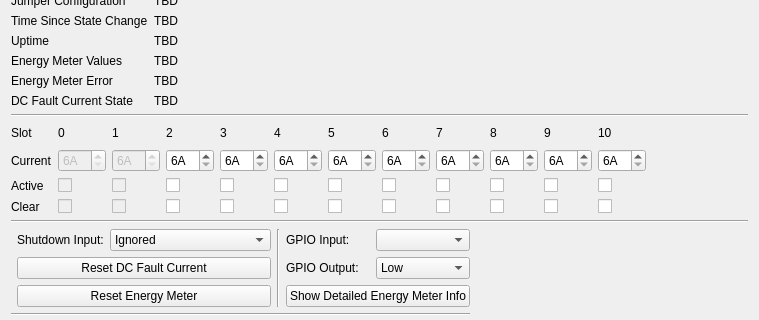
First picture: the form in src/brickv/plugin_system/plugins/evse_v2/ui/evse_v2.ui, repository Tinkerforge/brickv, before the edit; both pictures show x 0 to 759 and y 243 to 563 of the 759 by 742 pixel window.
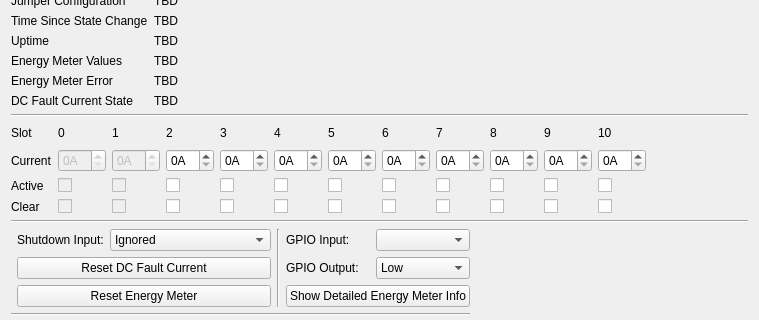
Second picture: the form after the edit. Custom widgets are drawn as their Qt base class.

Commit message: Use custom QSpinBox that supports a custom range of 0A + 6A to 32A

```diff
--- a/src/brickv/plugin_system/plugins/evse_v2/ui/evse_v2.ui
+++ b/src/brickv/plugin_system/plugins/evse_v2/ui/evse_v2.ui
@@ -291,11 +291,14 @@
         <string>A</string>
        </property>
        <property name="minimum">
-        <number>6</number>
+        <number>0</number>
        </property>
        <property name="maximum">
         <number>32</number>
        </property>
+       <property name="value">
+        <number>0</number>
+       </property>
       </widget>
      </item>
      <item row="2" column="7">
@@ -335,11 +338,14 @@
         <string>A</string>
        </property>
        <property name="minimum">
-        <number>6</number>
+        <number>0</number>
        </property>
        <property name="maximum">
         <number>32</number>
        </property>
+       <property name="value">
+        <number>0</number>
+       </property>
       </widget>
      </item>
      <item row="0" column="1">
@@ -587,11 +593,14 @@
         <string>A</string>
        </property>
        <property name="minimum">
-        <number>6</number>
+        <number>0</number>
        </property>
        <property name="maximum">
         <number>32</number>
        </property>
+       <property name="value">
+        <number>0</number>
+       </property>
       </widget>
      </item>
      <item row="1" column="4">
@@ -600,11 +609,14 @@
         <string>A</string>
        </property>
        <property name="minimum">
-        <number>6</number>
+        <number>0</number>
        </property>
        <property name="maximum">
         <number>32</number>
        </property>
+       <property name="value">
+        <number>0</number>
+       </property>
       </widget>
      </item>
      <item row="1" column="5">
@@ -613,11 +625,14 @@
         <string>A</string>
        </property>
        <property name="minimum">
-        <number>6</number>
+        <number>0</number>
        </property>
        <property name="maximum">
         <number>32</number>
        </property>
+       <property name="value">
+        <number>0</number>
+       </property>
       </widget>
      </item>
      <item row="1" column="6">
@@ -626,11 +641,14 @@
         <string>A</string>
        </property>
        <property name="minimum">
-        <number>6</number>
+        <number>0</number>
        </property>
        <property name="maximum">
         <number>32</number>
        </property>
+       <property name="value">
+        <number>0</number>
+       </property>
       </widget>
      </item>
      <item row="1" column="7">
@@ -639,11 +657,14 @@
         <string>A</string>
        </property>
        <property name="minimum">
-        <number>6</number>
+        <number>0</number>
        </property>
        <property name="maximum">
         <number>32</number>
        </property>
+       <property name="value">
+        <number>0</number>
+       </property>
       </widget>
      </item>
      <item row="1" column="9">
@@ -652,7 +673,7 @@
         <string>A</string>
        </property>
        <property name="minimum">
-        <number>6</number>
+        <number>0</number>
        </property>
        <property name="maximum">
         <number>32</number>
@@ -665,11 +686,14 @@
         <string>A</string>
        </property>
        <property name="minimum">
-        <number>6</number>
+        <number>0</number>
        </property>
        <property name="maximum">
         <number>32</number>
        </property>
+       <property name="value">
+        <number>0</number>
+       </property>
       </widget>
      </item>
      <item row="1" column="10">
@@ -678,11 +702,14 @@
         <string>A</string>
        </property>
        <property name="minimum">
-        <number>6</number>
+        <number>0</number>
        </property>
        <property name="maximum">
         <number>32</number>
        </property>
+       <property name="value">
+        <number>0</number>
+       </property>
       </widget>
      </item>
      <item row="1" column="11">
@@ -691,11 +718,14 @@
         <string>A</string>
        </property>
        <property name="minimum">
-        <number>6</number>
+        <number>0</number>
        </property>
        <property name="maximum">
         <number>32</number>
        </property>
+       <property name="value">
+        <number>0</number>
+       </property>
       </widget>
      </item>
      <item row="0" column="12">
@@ -986,6 +1016,13 @@
    </item>
   </layout>
  </widget>
+ <customwidgets>
+  <customwidget>
+   <class>CurrentSpinBox</class>
+   <extends>QSpinBox</extends>
+   <header>brickv.plugin_system.plugins.evse_v2.evse_v2</header>
+  </customwidget>
+ </customwidgets>
  <resources/>
  <connections/>
 </ui>
```
Left out of the diff: 22 changed lines with no effect on the pictures. The commit also changes 1 other file.
